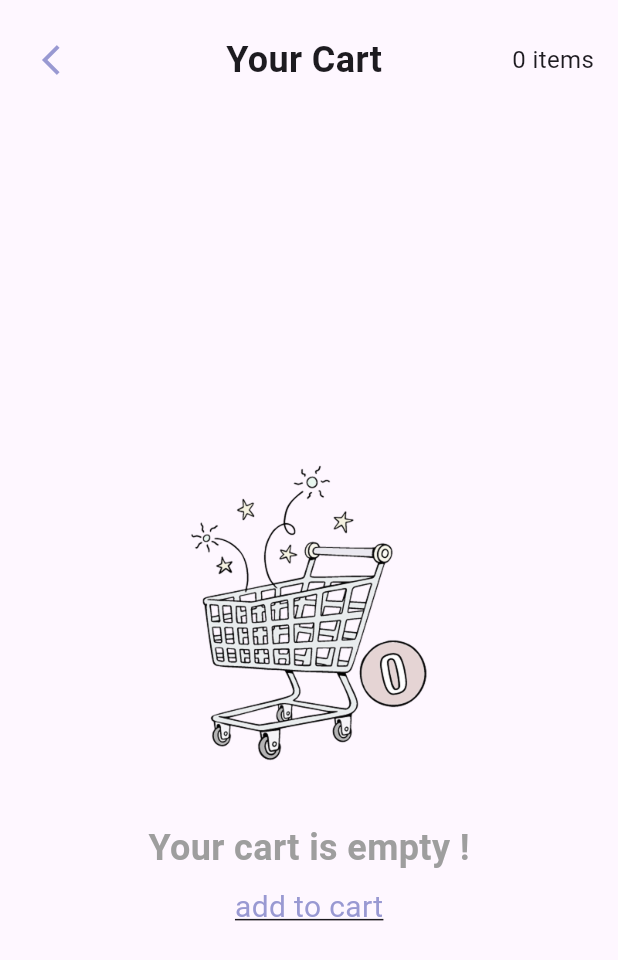
After one commit to si3aa/grad_project, a Flutter app: the CartScreen screen opened by its route, on a phone screen of 412 x 824 dp. The commit adds this screen. Shown: the top 960 px of the screen. Run offline on Flutter 3.47's test engine with Material 3 defaults, Android fonts, the phone set to English and light mode, and no system bars; our stand-ins replace flutter_bloc, get_it.

Commit message:
Start building cart_screen

```diff
--- a/lib/core/di/di.dart
+++ b/lib/core/di/di.dart
@@ -1,3 +1,4 @@
+import 'package:Herfa/ui/provider/cubit/cart_cubit.dart';
 import 'package:Herfa/ui/provider/cubit/content_cubit.dart';
 import 'package:Herfa/ui/provider/cubit/event_cubit.dart';
 import 'package:Herfa/ui/provider/cubit/home_cubit.dart';
@@ -17,4 +18,5 @@ void setupDependencies() {
   sl.registerLazySingleton(() => SearchCubit());
   sl.registerLazySingleton(() => NewPostCubit());
   sl.registerLazySingleton(() => EventsCubit());
+  sl.registerLazySingleton(() => CartCubit());
 }
--- a/lib/main.dart
+++ b/lib/main.dart
@@ -1,4 +1,5 @@
 import 'package:Herfa/ui/provider/controller.dart';
+import 'package:Herfa/ui/provider/cubit/cart_cubit.dart';
 import 'package:Herfa/ui/provider/cubit/content_cubit.dart';
 import 'package:Herfa/ui/provider/cubit/event_cubit.dart';
 import 'package:Herfa/ui/provider/cubit/home_cubit.dart';
@@ -26,6 +27,7 @@ void main() {
         BlocProvider(create: (_) => di.sl<SearchCubit>()),
         BlocProvider(create: (_) => di.sl<NewPostCubit>()),
         BlocProvider(create: (_) => di.sl<EventsCubit>()),
+        BlocProvider(create: (_) => di.sl<CartCubit>()),
       ],
       child: const Herfa(),
     ),
--- /dev/null
+++ b/lib/ui/provider/cubit/cart_cubit.dart
@@ -0,0 +1,43 @@
+import 'package:flutter_bloc/flutter_bloc.dart';
+
+class CartCubit extends Cubit<CartState> {
+  CartCubit() : super(CartInitial());
+
+  void fetchCart() {
+    emit(CartLoaded(itemCount: 0, items: []));
+  }
+
+  void addItem(CartItem item) {
+    final currentState = state as CartLoaded;
+    final updatedItems = List<CartItem>.from(currentState.items)..add(item);
+    emit(CartLoaded(itemCount: updatedItems.length, items: updatedItems));
+  }
+}
+
+class CartState {
+  final int itemCount;
+  final List<CartItem> items;
+
+  CartState({this.itemCount = 0, this.items = const []});
+}
+
+class CartInitial extends CartState {}
+
+class CartLoaded extends CartState {
+  CartLoaded({required int itemCount, required List<CartItem> items})
+      : super(itemCount: itemCount, items: items);
+}
+
+class CartItem {
+  final int id;
+  final String name;
+  final double price;
+  final String imageUrl;
+
+  CartItem({
+    required this.id,
+    required this.name,
+    required this.price,
+    required this.imageUrl,
+  });
+}
--- /dev/null
+++ b/lib/ui/screens/home/cart_screen.dart
@@ -0,0 +1,110 @@
+import 'package:Herfa/constants.dart';
+import 'package:Herfa/ui/provider/cubit/cart_cubit.dart';
+import 'package:flutter/material.dart';
+import 'package:flutter_bloc/flutter_bloc.dart';
+import 'package:Herfa/core/utils/responsive.dart';
+
+class CartScreen extends StatefulWidget {
+  const CartScreen({super.key});
+
+  @override
+  _CartScreenState createState() => _CartScreenState();
+}
+
+class _CartScreenState extends State<CartScreen> {
+  @override
+  void initState() {
+    super.initState();
+    context.read<CartCubit>().fetchCart();
+  }
+
+  @override
+  Widget build(BuildContext context) {
+    return Scaffold(
+      body: Stack(
+        children: [
+          SafeArea(
+            child: Column(
+              crossAxisAlignment: CrossAxisAlignment.start,
+              children: [
+                Padding(
+                  padding: const EdgeInsets.all(16.0),
+                  child: Row(
+                    children: [
+                      IconButton(
+                        icon: const Icon(Icons.arrow_back_ios),
+                        onPressed: () => Navigator.pushReplacementNamed(context,'/home'),
+                        color: kPrimaryColor,
+                      ),
+                      const Spacer(),
+                      const Text(
+                        "Your Cart",
+                        style: TextStyle(
+                          fontSize: 24,
+                          fontWeight: FontWeight.bold,
+                        ),
+                      ),
+                      const Spacer(),
+                      BlocBuilder<CartCubit, CartState>(
+                        builder: (context, state) {
+                          return Text(
+                            "${state.itemCount} items",
+                            style: const TextStyle(fontSize: 16),
+                          );
+                        },
+                      ),
+                    ],
+                  ),
+                ),
+                Expanded(
+                  child: Center(
+                    child: BlocBuilder<CartCubit, CartState>(
+                      builder: (context, state) {
+                        if (state.itemCount == 0) {
+                          return Column(
+                            mainAxisAlignment: MainAxisAlignment.center,
+                            children: [
+                              Image.asset(
+                                'assets/images/cart.png',
+                                width: Responsive.screenWidth(context) * 0.5,
+                                height: Responsive.screenHeight(context) * 0.3,
+                              ),
+                              const SizedBox(height: 16),
+                              const Text(
+                                "Your cart is empty !",
+                                style: TextStyle(
+                                  fontSize: 24,
+                                  fontWeight: FontWeight.bold,
+                                  color: Colors.grey,
+                                ),
+                              ),
+                              const SizedBox(height: 8),
+                              GestureDetector(
+                                onTap: () {
+                                  Navigator.pushNamed(context, '/home');
+                                },
+                                child: Text(
+                                  "add to cart",
+                                  style: TextStyle(
+                                    fontSize: 20,
+                                    color: kPrimaryColor,
+                                    decoration: TextDecoration.underline,
+                                  ),
+                                ),
+                              ),
+                            ],
+                          );
+                        }
+                        return const Center(child: Text("Cart has items!"));
+                      },
+                    ),
+                  ),
+                ),
+              ],
+            ),
+          ),
+        ],
+      ),
+    );
+  }
+}
--- a/lib/ui/widgets/auth_widgets/navigation.dart
+++ b/lib/ui/widgets/auth_widgets/navigation.dart
@@ -7,6 +7,7 @@ import 'package:Herfa/ui/screens/auth/splash.dart';
 import 'package:Herfa/ui/screens/auth/success_screen.dart';
 import 'package:Herfa/ui/screens/auth/verify_pass.dart';
 import 'package:Herfa/ui/screens/auth/welcom.dart';
+import 'package:Herfa/ui/screens/home/cart_screen.dart';
 import 'package:Herfa/ui/screens/home/events_screen.dart';
 import 'package:Herfa/ui/screens/home/home_screen.dart';
 import 'package:Herfa/ui/screens/home/new_post_screen.dart';
@@ -30,5 +31,6 @@ class NavigationController {
     '/saved': (context) => const SavedScreen(),
     '/new-post': (context) => const NewPostScreen(),
     '/events': (context) => const EventsScreen(),
+    '/cart': (context) => const CartScreen(),
   };
 }
```
Also changed, not shown: assets/images/cart.png (added).
